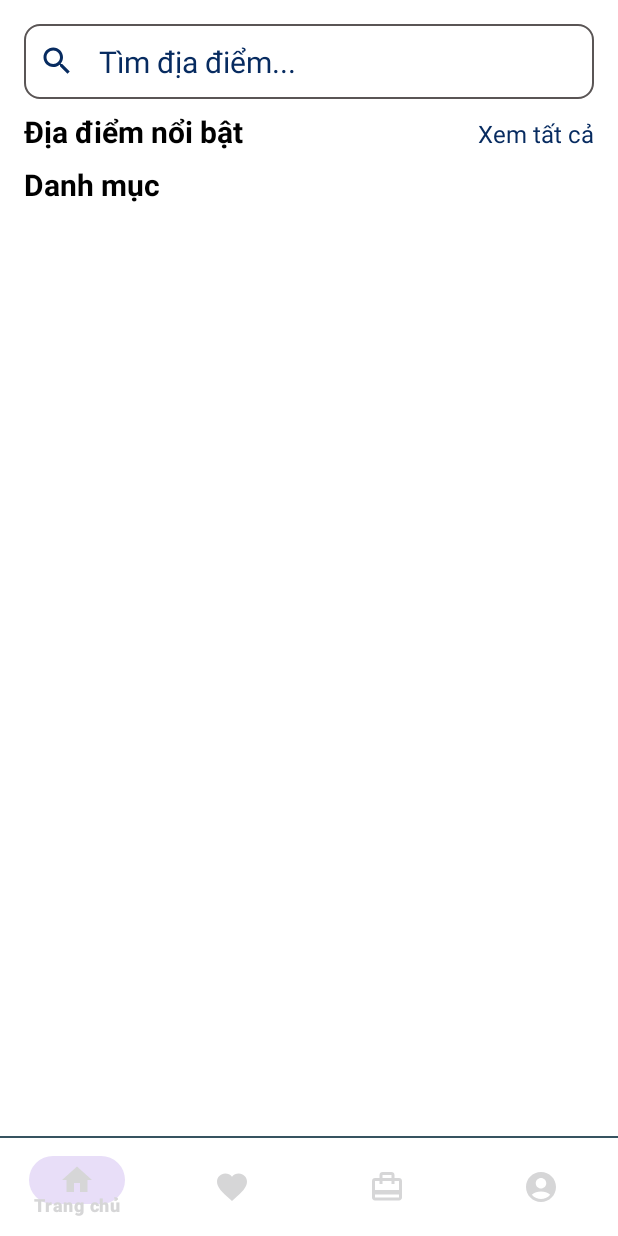
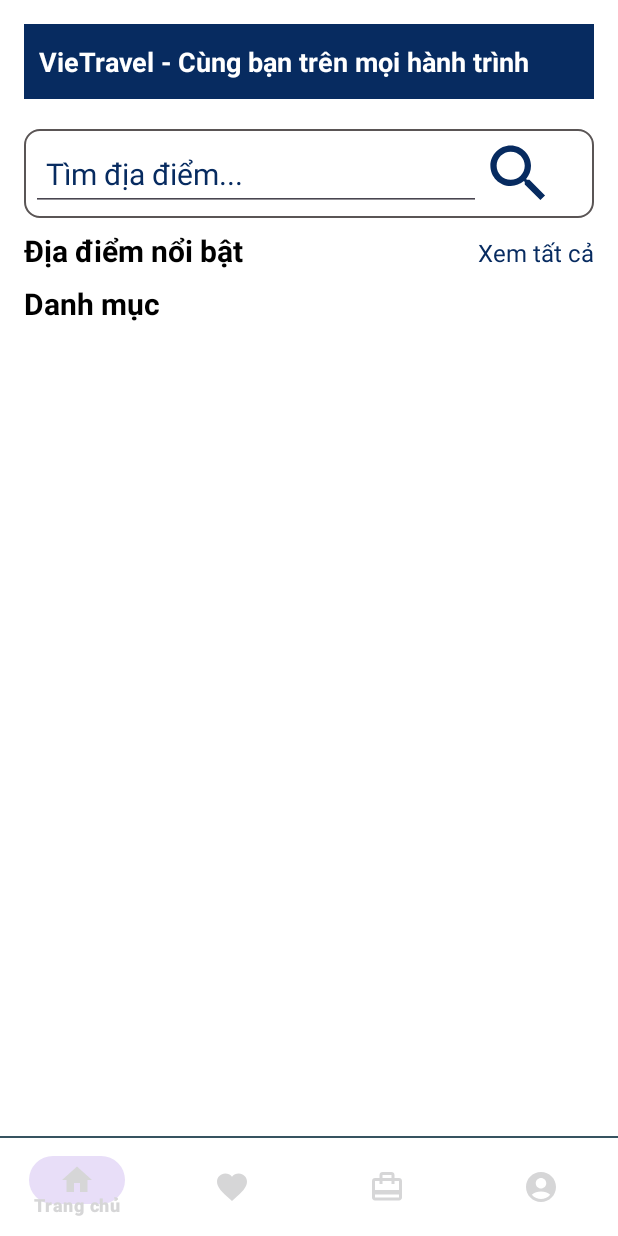
Before and after one commit to NguyenDink/VieTravel, an Android app: the screen it shows after launch once a user with an empty profile is signed in (Home), on a phone screen of 412 x 824 dp. Run offline under Robolectric (Android 15) with nearby library versions, the phone set to English and light mode, and no system bars; our stand-ins replace Firebase (no records; nobody signed in at launch, a user with empty details on screens opened directly).

Commit message:
Search + CategoryLocation

```diff
--- a/app/src/main/AndroidManifest.xml
+++ b/app/src/main/AndroidManifest.xml
@@ -16,6 +16,9 @@
         android:supportsRtl="true"
         android:theme="@style/Theme.ProjectTravel"
         tools:targetApi="31">
+        <activity
+            android:name=".activity.LocationSearch"
+            android:exported="false" />
         <activity
             android:name=".activity.DetailHotel"
             android:exported="false" />
--- a/app/src/main/java/com/example/projecttravel/activity/Home.java
+++ b/app/src/main/java/com/example/projecttravel/activity/Home.java
@@ -54,9 +54,9 @@ public class Home extends AppCompatActivity {
 //                } else if (id==R.id.bottom_schedule) {
 //                    mViewPager2.setCurrentItem(2);
                 } else if (id==R.id.bottom_booking) {
+                    mViewPager2.setCurrentItem(2);
+                } else if (id==R.id.bottom_account) {
                     mViewPager2.setCurrentItem(3);
-                } else if (id==R.id.bottom_account) {
-                    mViewPager2.setCurrentItem(4);
                 }
                 return true;
             }
--- a/app/src/main/java/com/example/projecttravel/fragment/HomeFragment.java
+++ b/app/src/main/java/com/example/projecttravel/fragment/HomeFragment.java
@@ -6,6 +6,9 @@ import android.os.Bundle;
 import android.view.LayoutInflater;
 import android.view.View;
 import android.view.ViewGroup;
+import android.widget.Button;
+import android.widget.EditText;
+import android.widget.ImageView;
 import android.widget.TextView;
 import android.widget.Toast;
 
@@ -17,6 +20,7 @@ import androidx.recyclerview.widget.RecyclerView;
 
 import com.example.projecttravel.R;
 import com.example.projecttravel.activity.ListAllLocation;
+import com.example.projecttravel.activity.LocationSearch;
 import com.example.projecttravel.adapter.LocationAdapter;
 import com.example.projecttravel.adapter.LocationTypeAdapter;
 import com.example.projecttravel.model.Location;
@@ -33,6 +37,8 @@ import java.util.List;
 public class HomeFragment extends Fragment {
     private View mView;
     private TextView txtTatCaDD;
+    private EditText edtFindLocation;
+    private ImageView btnSearch;
     private RecyclerView rViewLocation, rViewLocationType;
     private LocationAdapter locationAdapter;
     private LocationTypeAdapter locationTypeAdapter;
@@ -58,10 +64,24 @@ public class HomeFragment extends Fragment {
                 startActivity(intent);
             }
         });
+
+        btnSearch.setOnClickListener(new View.OnClickListener() {
+            @Override
+            public void onClick(View v) {
+                String text = edtFindLocation.getText().toString().trim();
+                Intent intent = new Intent(getContext(), LocationSearch.class);
+                intent.putExtra("object", text);
+                Toast.makeText(getActivity(), "Kết quả tìm kiếm cho: " + text, Toast.LENGTH_SHORT).show();
+                startActivity(intent);
+            }
+        });
     }
 
     public void initUI() {
         txtTatCaDD = mView.findViewById(R.id.xemTatCaDD);
+        btnSearch = mView.findViewById(R.id.btnSearch);
+        edtFindLocation = mView.findViewById(R.id.edtFindLocation);
+
 
         rViewLocation = mView.findViewById(R.id.rView_location);
         rViewLocationType = mView.findViewById(R.id.rView_LocationType);
--- a/app/src/main/res/layout/fragment_home.xml
+++ b/app/src/main/res/layout/fragment_home.xml
@@ -1,17 +1,33 @@
 <?xml version="1.0" encoding="utf-8"?>
 <LinearLayout xmlns:android="http://schemas.android.com/apk/res/android"
+    xmlns:app="http://schemas.android.com/apk/res-auto"
     android:layout_width="match_parent"
     android:layout_height="match_parent"
     android:orientation="vertical"
     android:background="@color/white"
     android:padding="16dp">
 
+    <TextView
+        android:layout_width="match_parent"
+        android:gravity="center_vertical"
+        android:paddingStart="10dp"
+        android:layout_height="50dp"
+        android:layout_marginBottom="20dp"
+        android:background="@color/xanh_nhat_background"
+        android:text="VieTravel - Cùng bạn trên mọi hành trình"
+        android:textColor="@color/white"
+        android:textSize="18sp"
+        android:textStyle="bold" />
+
+    <LinearLayout
+        android:layout_width="match_parent"
+        android:layout_height="wrap_content"
+        android:background="@drawable/search_background">
+
         <EditText
-        android:id="@+id/editTextText"
-        android:layout_width="match_parent"
+            android:id="@+id/edtFindLocation"
+            android:layout_width="300dp"
             android:layout_height="50dp"
-        android:background="@drawable/search_background"
-        android:drawableStart="@drawable/ic_search"
             android:drawablePadding="16dp"
             android:hint="Tìm địa điểm..."
             android:inputType="text"
@@ -20,6 +36,12 @@
             android:textColorHint="@color/xanh_nhat_background"
             android:textSize="20sp" />
 
+        <ImageView
+            android:id="@+id/btnSearch"
+            android:layout_width="50dp"
+            android:layout_height="match_parent"
+            app:srcCompat="@drawable/ic_search" />
+    </LinearLayout>
 
     <LinearLayout
         android:layout_width="match_parent"
```
Also changed, not shown: app/src/main/java/com/example/projecttravel/activity/ListAllLocation.java (+18 -2 lines), app/src/main/java/com/example/projecttravel/activity/LocationSearch.java (added, +89 -0 lines), app/src/main/java/com/example/projecttravel/adapter/LocationTypeAdapter.java (+14 -0 lines), app/src/main/java/com/example/projecttravel/dao/LocationDB.java (+38 -0 lines), app/src/main/res/layout/activity_location_search.xml (added, +73 -0 lines). Lines whose indentation alone changed are shown as unchanged.
